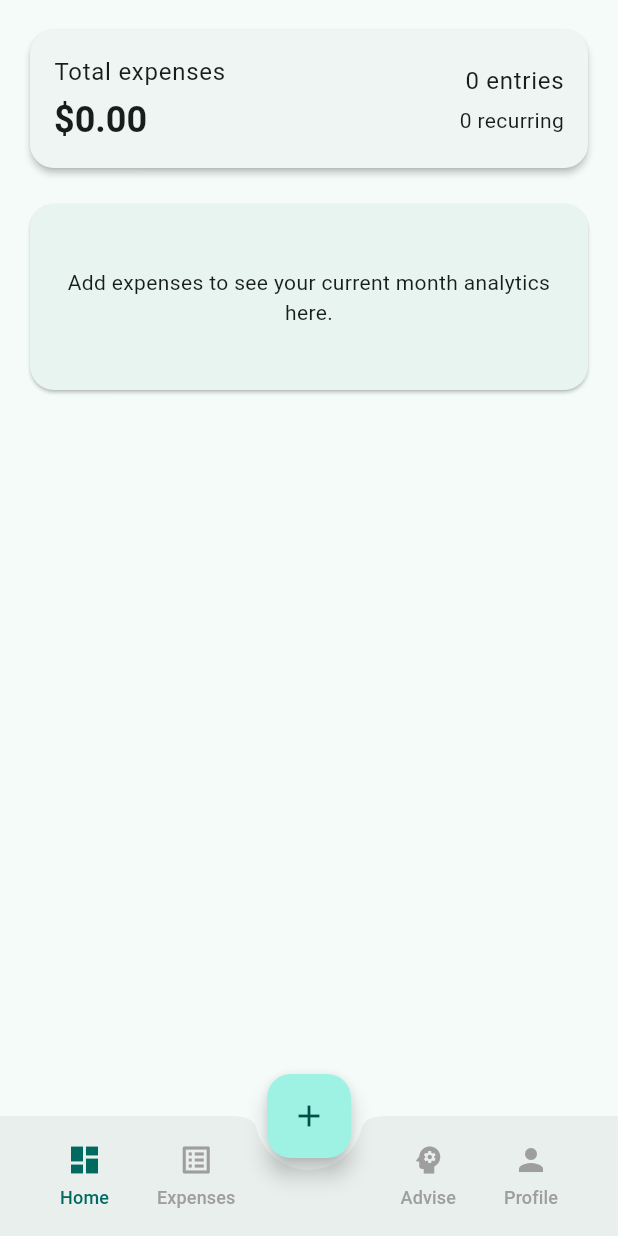
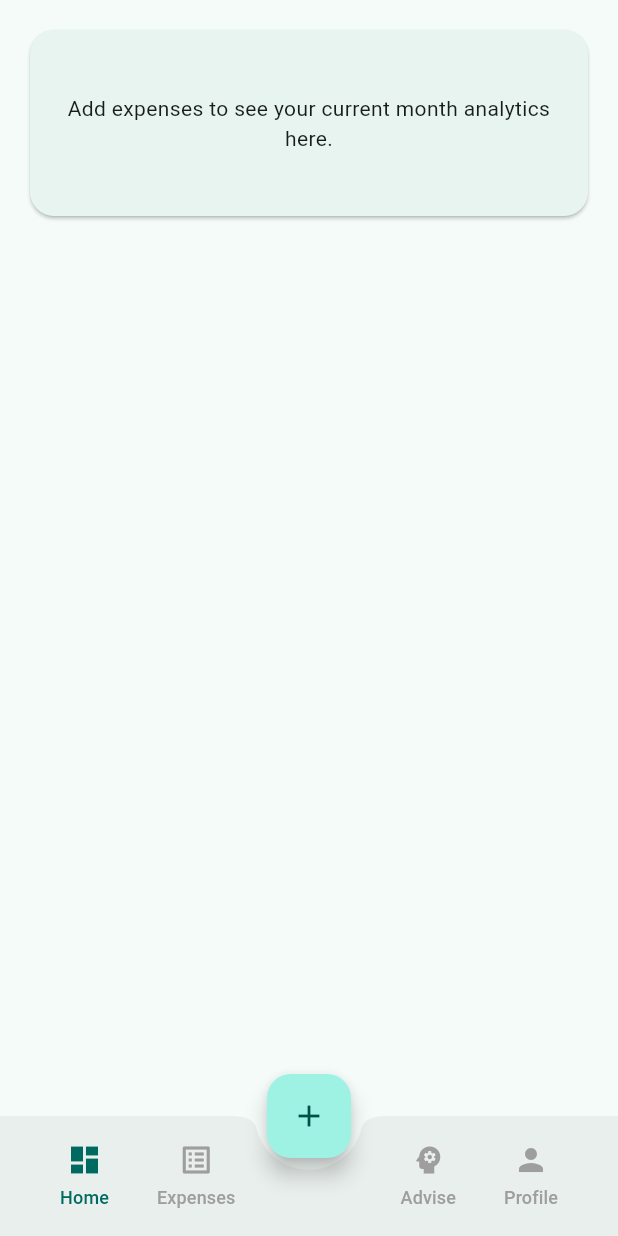
Before and after one commit to shubhamambastha/expense_tracker_app, a Flutter app: the screen it shows once a user with an empty profile is signed in, on a phone screen of 412 x 824 dp. Run offline on Flutter 3.47's test engine with Material 3 defaults, Android fonts, the phone set to English and light mode, and no system bars; our stand-ins replace supabase_flutter; accounts and stored records are empty.

Commit message:
refactor(home): remove ExpenseSummaryCard component and update HomeContent
- Delete the `ExpenseSummaryCard` component to streamline the UI.
- Update `HomeContent` to remove the reference to `ExpenseSummaryCard`, maintaining focus on `MonthlyAnalyticsCard`.
- Remove related constants from `AppConstants` that were specific to the deleted component.

```diff
--- a/lib/components/home/expense_summary_card.dart
+++ /dev/null
@@ -1,65 +0,0 @@
-import 'package:flutter/material.dart';
-import 'package:intl/intl.dart';
-import '../../models/expense.dart';
-import '../../utils/constants.dart';
-
-/// Component that displays expense summary
-class ExpenseSummaryCard extends StatelessWidget {
-  const ExpenseSummaryCard({
-    super.key,
-    required this.expenses,
-  });
-
-  final List<Expense> expenses;
-
-  double get _totalAmount => expenses.fold(0, (sum, expense) => sum + expense.amount);
-
-  int get _recurringCount => expenses.where((expense) => expense.isRecurring).length;
-
-  @override
-  Widget build(BuildContext context) {
-    return Card(
-      elevation: 2,
-      shape: RoundedRectangleBorder(borderRadius: BorderRadius.circular(16)),
-      child: Padding(
-        padding: const EdgeInsets.all(16),
-        child: Row(
-          mainAxisAlignment: MainAxisAlignment.spaceBetween,
-          children: [
-            Column(
-              crossAxisAlignment: CrossAxisAlignment.start,
-              children: [
-                Text(
-                  AppConstants.totalExpensesLabel,
-                  style: Theme.of(context).textTheme.bodyLarge,
-                ),
-                const SizedBox(height: 4),
-                Text(
-                  NumberFormat.currency(symbol: '\$').format(_totalAmount),
-                  style: Theme.of(context)
-                      .textTheme
-                      .headlineSmall
-                      ?.copyWith(fontWeight: FontWeight.bold),
-                ),
-              ],
-            ),
-            Column(
-              crossAxisAlignment: CrossAxisAlignment.end,
-              children: [
-                Text(
-                  '${expenses.length} ${AppConstants.entriesLabel}',
-                  style: Theme.of(context).textTheme.bodyLarge,
-                ),
-                const SizedBox(height: 4),
-                Text(
-                  '$_recurringCount ${AppConstants.recurringLabel}',
-                  style: Theme.of(context).textTheme.bodyMedium,
-                ),
-              ],
-            ),
-          ],
-        ),
-      ),
-    );
-  }
-}
--- a/lib/components/home/home_content.dart
+++ b/lib/components/home/home_content.dart
@@ -1,6 +1,5 @@
 import 'package:flutter/material.dart';
 import '../../models/expense.dart';
-import 'expense_summary_card.dart';
 import 'monthly_analytics_card.dart';
 
 class HomeContent extends StatelessWidget {
@@ -17,8 +16,6 @@ class HomeContent extends StatelessWidget {
       child: Column(
         crossAxisAlignment: CrossAxisAlignment.start,
         children: [
-          ExpenseSummaryCard(expenses: expenses),
-          const SizedBox(height: 16),
           MonthlyAnalyticsCard(expenses: expenses),
         ],
       ),
--- a/lib/utils/constants.dart
+++ b/lib/utils/constants.dart
@@ -42,7 +42,4 @@ class AppConstants {
   /// UI text
   static const String noExpensesMessage = 'No expenses yet. Tap + to add one.';
   static const String signedInAsLabel = 'Signed in as';
-  static const String totalExpensesLabel = 'Total expenses';
-  static const String entriesLabel = 'entries';
-  static const String recurringLabel = 'recurring';
 }
```
